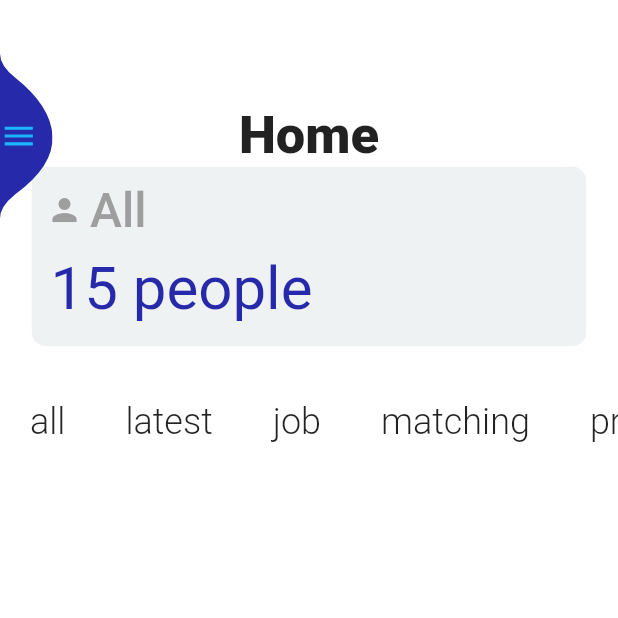
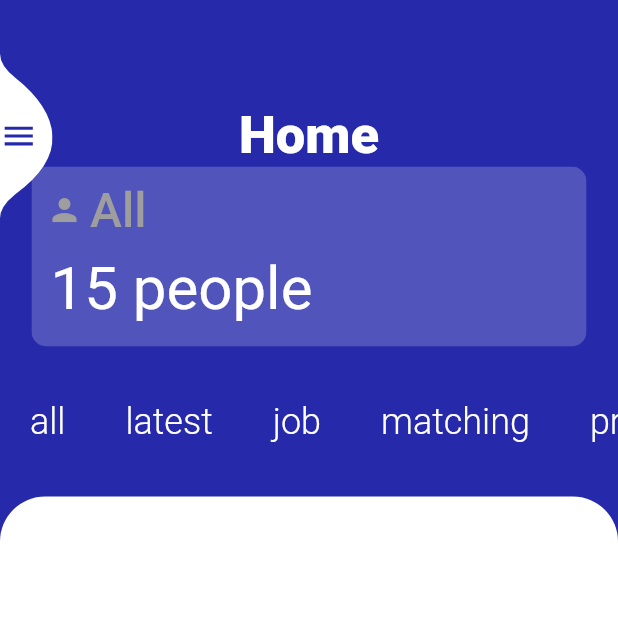
Before and after one commit to UserKazun/relationship_management, a Flutter app: the screen it shows after launch, on a phone screen of 412 x 824 dp, the top half of it. Run offline on Flutter 3.47's test engine with Material 2 defaults, Android fonts, the phone set to English and light mode, and no system bars; our stand-ins replace rxdart.

Commit message:
[update,create]change homeScreen color.Create 2 new file.

```diff
--- a/lib/screens/home_screen.dart
+++ b/lib/screens/home_screen.dart
@@ -1,12 +1,15 @@
 import 'package:flutter/material.dart';
 
 import '../widgets/category_info.dart';
-import '../widgets/categories.dart';
+import '../widgets/category_selector.dart';
+import '../widgets/person.dart';
 
 class HomeScreen extends StatelessWidget {
   @override
   Widget build(BuildContext context) {
-    return Row(
+    return Container(
+      color: const Color(0xFF262AAA),
+      child: Row(
         children: <Widget>[
           Expanded(
             child: Column(
@@ -17,14 +20,17 @@ class HomeScreen extends StatelessWidget {
                   style: TextStyle(
                     fontWeight: FontWeight.w900,
                     fontSize: 35,
+                    color: Colors.white
                   ),
                 ),
                 CategoryInfo(),
-              Categories(),
+                CategorySelector(),
+                Person(),
               ],
             ),
           ),
         ],
+      ),
     );
   }
 }
--- a/lib/widgets/category.dart
+++ b/lib/widgets/category.dart
@@ -17,6 +17,7 @@ class Category extends StatelessWidget {
               style: TextStyle(
                 fontWeight: FontWeight.w300,
                 fontSize: 24,
+                color: Colors.white
               ),
             ),
           ],
--- a/lib/widgets/category_info.dart
+++ b/lib/widgets/category_info.dart
@@ -8,7 +8,7 @@ class CategoryInfo extends StatelessWidget {
       child: Container(
         width: 370,
         height: 120,
-        color: Colors.blueGrey.withOpacity(0.1),
+        color: Colors.white.withOpacity(0.2),
         child: Column(
           children: <Widget>[
             Container(
@@ -37,7 +37,7 @@ class CategoryInfo extends StatelessWidget {
               child: Text('15 people',
                 style: TextStyle(
                   fontSize: 40,
-                  color: const Color(0xFF262AAA),
+                  color: Colors.white,
                 ),
               ),
             ),
--- a/lib/widgets/categories.dart
+++ b/lib/widgets/category_selector.dart
@@ -2,7 +2,7 @@ import 'package:flutter/material.dart';
 
 import 'category.dart';
 
-class Categories extends StatelessWidget {
+class CategorySelector extends StatelessWidget {
   @override
   Widget build(BuildContext context) {
     return Container(
--- /dev/null
+++ b/lib/widgets/people_we_meet.dart
@@ -0,0 +1,41 @@
+import 'package:flutter/material.dart';
+
+class PeopleWeMeet extends StatelessWidget {
+  @override
+  Widget build(BuildContext context) {
+    return Column(
+      children: <Widget>[
+        Padding(
+          padding: EdgeInsets.symmetric(horizontal: 20.0),
+          child: Row(
+            mainAxisAlignment: MainAxisAlignment.spaceBetween,
+            children: <Widget>[
+              Text('People we meet',
+                style: TextStyle(
+                  letterSpacing: 1.0,
+                  fontSize: 20.0,
+                  fontWeight: FontWeight.bold,
+                  color: Colors.white,
+                ),
+              ),
+              IconButton(
+                icon: Icon(
+                    Icons.more_horiz
+                ),
+                iconSize: 30.0,
+                color: Colors.white,
+                onPressed: () {
+
+                },
+              ),
+            ],
+          ),
+        ),
+        Container(
+          height: 120.0,
+          color: Colors.white,
+        ),
+      ],
+    );
+  }
+}
--- /dev/null
+++ b/lib/widgets/person.dart
@@ -0,0 +1,29 @@
+import 'package:flutter/material.dart';
+
+import 'people_we_meet.dart';
+
+class Person extends StatelessWidget {
+  @override
+  Widget build(BuildContext context) {
+    return Expanded(
+      child: Container(
+        decoration: BoxDecoration(
+          color: Colors.white,
+          borderRadius: BorderRadius.only(
+            topLeft: Radius.circular(30.0),
+            topRight: Radius.circular(30.0),
+          ),
+        ),
+        child: Column(
+          children: <Widget>[
+            Row(
+              children: <Widget>[
+                PeopleWeMeet(),
+              ],
+            )
+          ],
+        ),
+      ),
+    );
+  }
+}
--- a/lib/widgets/sidebar.dart
+++ b/lib/widgets/sidebar.dart
@@ -67,7 +67,7 @@ class _SideBarState extends State<SideBar> with SingleTickerProviderStateMixin<S
             children: <Widget>[
               Expanded(
                 child: Container(
-                  color: const Color(0xFF262AAA),
+                  color: Colors.white,
                   child: Column(
                     children: <Widget>[
                       SizedBox(height: 50),
@@ -117,12 +117,12 @@ class _SideBarState extends State<SideBar> with SingleTickerProviderStateMixin<S
                     child: Container(
                       width: 35,
                       height: 110,
-                      color: Color(0xFF262AAA),
+                      color: Colors.white,
                       alignment: Alignment.centerLeft,
                       child: AnimatedIcon(
                         progress: _animationController.view,
                         icon: AnimatedIcons.menu_close,
-                        color: Color(0xFF1BB5FD),
+                        color: const Color(0xFF262AAA),
                         size: 25,
                       ),
                     ),
```
Also changed, not shown: lib/models/person_data.dart (added). Lines whose indentation alone changed are shown as unchanged.
